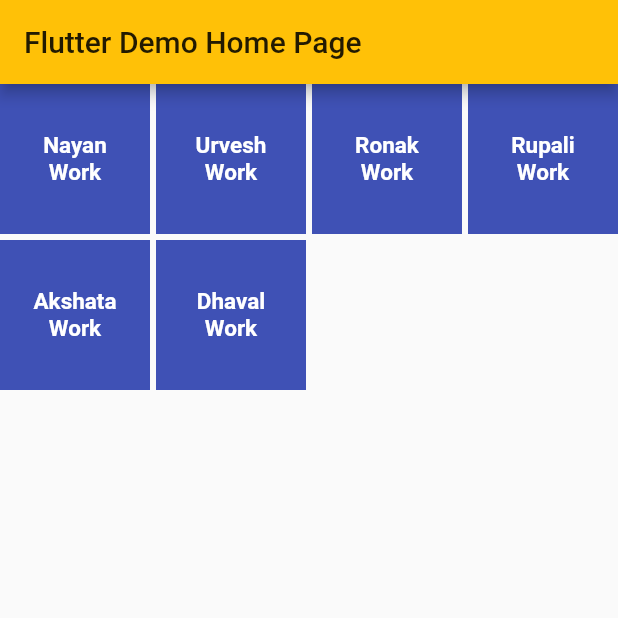
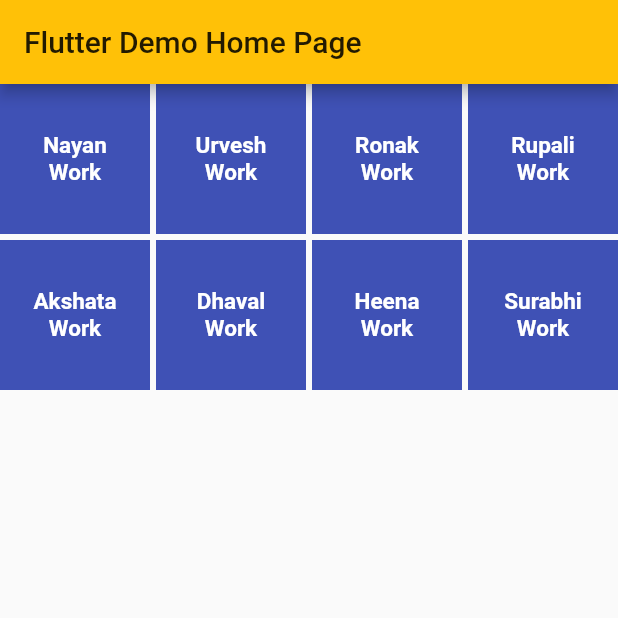
Before and after one commit to arj1496/flutter_app, a Flutter app: the screen it shows after launch, on a phone screen of 412 x 824 dp, the top half of it. Run offline on Flutter 3.47's test engine with Material 2 defaults, Android fonts, the phone set to English and light mode, and no system bars; Roboto replaces fonts that are missing (Montserrat).

Commit message:
Update main.dart
@Urvesh Rathod Grid View All Butons added

```diff
--- a/lib/main.dart
+++ b/lib/main.dart
@@ -152,6 +152,37 @@ class _MyHomePageState extends State<MyHomePage> {
       ),
     );
 
+    final heenaWork = Material(
+      color: Colors.indigo,
+      /* borderRadius: BorderRadius.circular(30.0),*/
+      child: MaterialButton(
+
+        minWidth: MediaQuery.of(context).size.width,
+        padding: EdgeInsets.fromLTRB(20.0, 15.0, 20.0, 15.0),
+        onPressed: (){},
+        child: Text("Heena Work",
+            textAlign: TextAlign.center,
+            style: style.copyWith(
+                color: Colors.white, fontWeight: FontWeight.bold)),
+      ),
+    );
+
+    final surabhiWork = Material(
+      color: Colors.indigo,
+      /* borderRadius: BorderRadius.circular(30.0),*/
+      child: MaterialButton(
+
+        minWidth: MediaQuery.of(context).size.width,
+        padding: EdgeInsets.fromLTRB(20.0, 15.0, 20.0, 15.0),
+        onPressed: (){},
+        child: Text("Surabhi Work",
+            textAlign: TextAlign.center,
+            style: style.copyWith(
+                color: Colors.white, fontWeight: FontWeight.bold)),
+      ),
+    );
+
+
     return Scaffold(
       appBar: AppBar(
         // Here we take the value from the MyHomePage object that was created by
@@ -172,7 +203,9 @@ class _MyHomePageState extends State<MyHomePage> {
             RonakWork,
             rupaliWork,
             akshataWork,
-            dhavalWork
+            dhavalWork,
+            heenaWork,
+            surabhiWork
 
 
           ],
```
